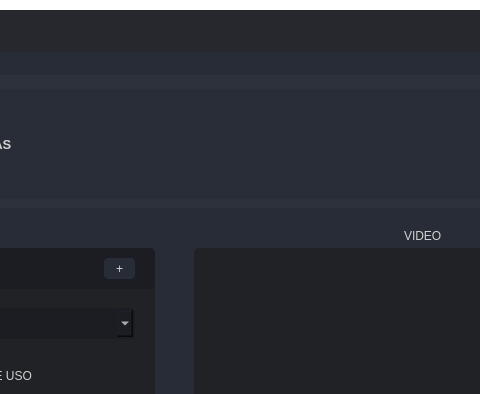
Above: interfaz_ARPIIP.ui from AxtelLabs/interfaz_ARPIIP before the change; both pictures show x 289 to 769 and y 0 to 394 of the 1157 by 773 pixel window. Below: the same form after it.
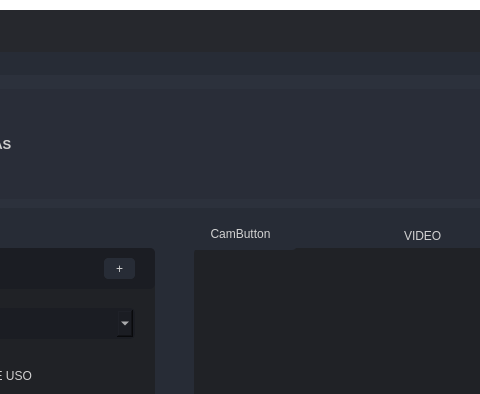
That is the form after the change. The open tabs and pages were chosen to show the change. Icons and pictures are not drawn.

```diff
--- a/interfaz_ARPIIP.ui
+++ b/interfaz_ARPIIP.ui
@@ -2182,6 +2182,19 @@
                               <enum>Qt::Horizontal</enum>
                              </property>
                             </widget>
+                            <widget class="QPushButton" name="camButton">
+                             <property name="geometry">
+                              <rect>
+                               <x>370</x>
+                               <y>10</y>
+                               <width>113</width>
+                               <height>32</height>
+                              </rect>
+                             </property>
+                             <property name="text">
+                              <string>CamButton</string>
+                             </property>
+                            </widget>
                            </widget>
                           </item>
                          </layout>
```
Left out of the diff: 15 changed lines with no effect on the pictures.
